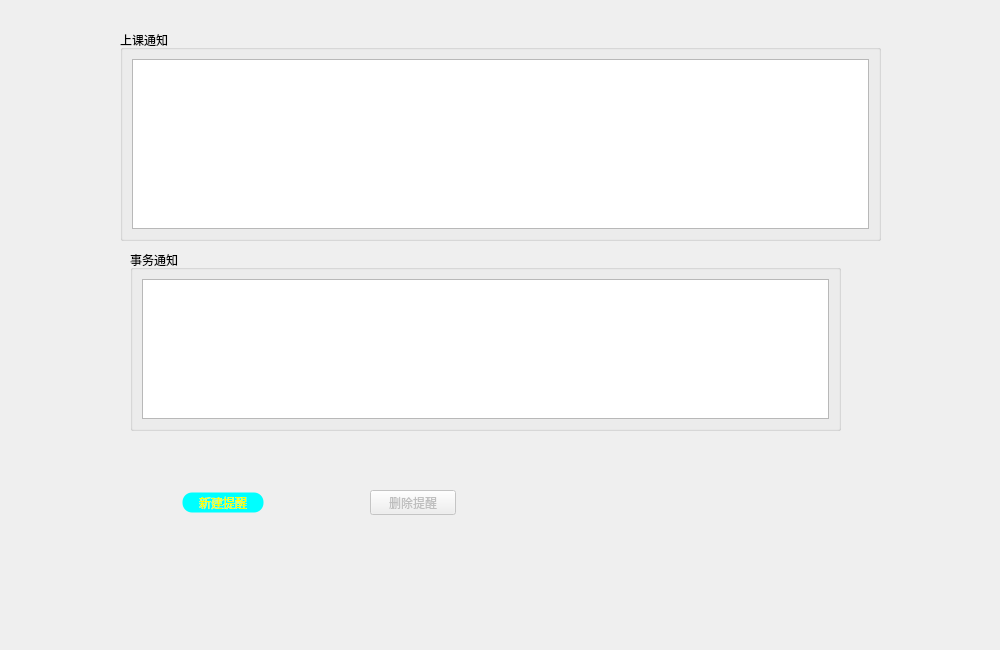
Old version of the form widget_notice.ui in the repository Ruby-Dream/studysoftware.
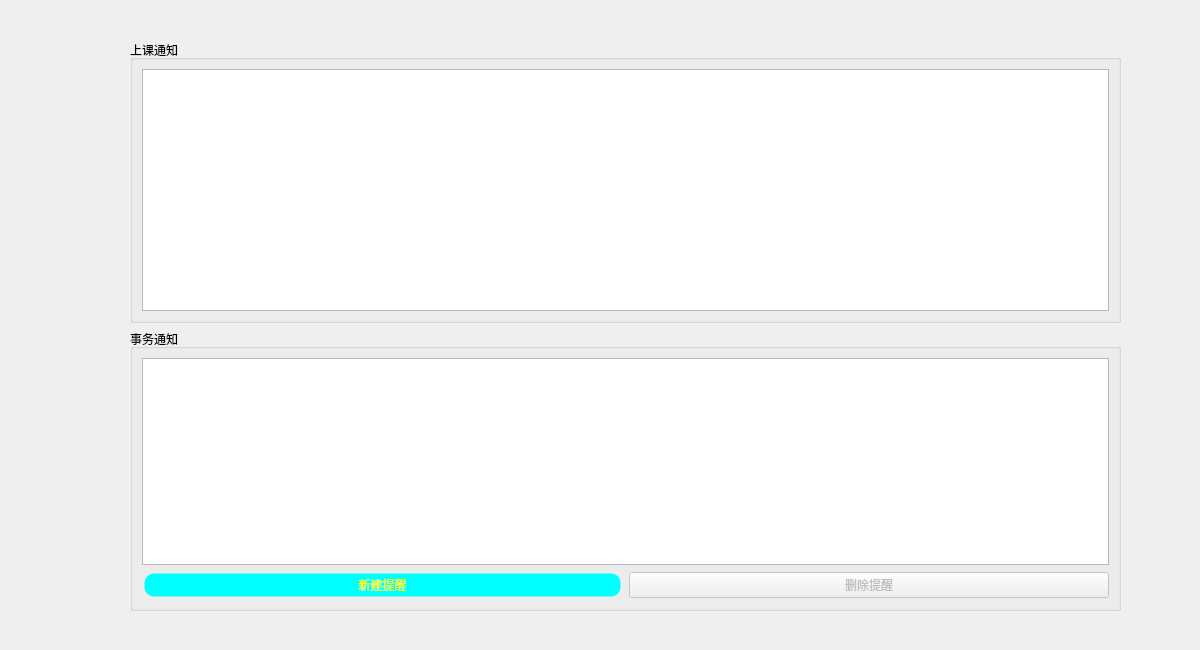
New version of the form.

```diff
--- a/widget_notice.ui
+++ b/widget_notice.ui
@@ -6,22 +6,48 @@
    <rect>
     <x>0</x>
     <y>0</y>
-    <width>1000</width>
+    <width>1200</width>
     <height>650</height>
    </rect>
   </property>
   <property name="windowTitle">
    <string>Form</string>
   </property>
+  <widget class="QWidget" name="">
+   <property name="geometry">
+    <rect>
+     <x>130</x>
+     <y>40</y>
+     <width>991</width>
+     <height>571</height>
+    </rect>
+   </property>
+   <layout class="QVBoxLayout" name="verticalLayout_3">
+    <item>
+     <widget class="QGroupBox" name="gb_course">
+      <property name="title">
+       <string>上课通知</string>
+      </property>
+      <layout class="QVBoxLayout" name="verticalLayout">
+       <item>
+        <widget class="QTableView" name="tv_course"/>
+       </item>
+      </layout>
+     </widget>
+    </item>
+    <item>
+     <widget class="QGroupBox" name="gb_personal">
+      <property name="title">
+       <string>事务通知</string>
+      </property>
+      <layout class="QVBoxLayout" name="verticalLayout_2">
+       <item>
+        <widget class="QTableView" name="tv_person"/>
+       </item>
+       <item>
+        <layout class="QHBoxLayout" name="horizontalLayout">
+         <item>
   <widget class="QPushButton" name="bt_new">
-   <property name="geometry">
-    <rect>
-     <x>180</x>
-     <y>490</y>
-     <width>86</width>
-     <height>25</height>
-    </rect>
-   </property>
    <property name="styleSheet">
     <string notr="true">border-radius:12px;
 border-width:5px;
@@ -33,55 +59,21 @@
     <string>新建提醒</string>
    </property>
   </widget>
+         </item>
+         <item>
   <widget class="QPushButton" name="pushButton_2">
    <property name="enabled">
     <bool>false</bool>
    </property>
-   <property name="geometry">
-    <rect>
-     <x>370</x>
-     <y>490</y>
-     <width>86</width>
-     <height>25</height>
-    </rect>
-   </property>
    <property name="text">
     <string>删除提醒</string>
    </property>
   </widget>
-  <widget class="QGroupBox" name="gb_course">
-   <property name="geometry">
-    <rect>
-     <x>120</x>
-     <y>30</y>
-     <width>761</width>
-     <height>211</height>
-    </rect>
-   </property>
-   <property name="title">
-    <string>上课通知</string>
-   </property>
-   <layout class="QVBoxLayout" name="verticalLayout">
-    <item>
-     <widget class="QTableView" name="tv_course"/>
+         </item>
+        </layout>
     </item>
    </layout>
   </widget>
-  <widget class="QGroupBox" name="gb_personal">
-   <property name="geometry">
-    <rect>
-     <x>130</x>
-     <y>250</y>
-     <width>711</width>
-     <height>181</height>
-    </rect>
-   </property>
-   <property name="title">
-    <string>事务通知</string>
-   </property>
-   <layout class="QVBoxLayout" name="verticalLayout_2">
-    <item>
-     <widget class="QTableView" name="tv_person"/>
     </item>
    </layout>
   </widget>
```
Lines whose indentation alone changed are shown as unchanged.
